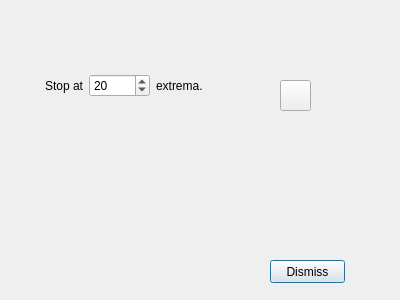
Above: imagejockey/emd/emdanalysisdialog.ui from PauloCarvalhoRJ/gammaray before the change. Below: the same form after it.
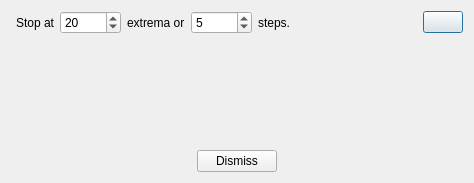
That is the form after the change. Icons and pictures are not drawn.

Commit message: EMD: completed with interpolation by VTK's Shepard's method (results not good).

Diff of the .ui file:
```diff
--- a/imagejockey/emd/emdanalysisdialog.ui
+++ b/imagejockey/emd/emdanalysisdialog.ui
@@ -6,55 +6,15 @@
    <rect>
     <x>0</x>
     <y>0</y>
-    <width>400</width>
-    <height>300</height>
+    <width>474</width>
+    <height>183</height>
    </rect>
   </property>
   <property name="windowTitle">
    <string>Dialog</string>
   </property>
-  <widget class="QPushButton" name="btnDismiss">
-   <property name="geometry">
-    <rect>
-     <x>270</x>
-     <y>260</y>
-     <width>75</width>
-     <height>23</height>
-    </rect>
-   </property>
-   <property name="text">
-    <string>Dismiss</string>
-   </property>
-  </widget>
-  <widget class="QPushButton" name="btnPerformEMD">
-   <property name="geometry">
-    <rect>
-     <x>280</x>
-     <y>80</y>
-     <width>31</width>
-     <height>31</height>
-    </rect>
-   </property>
-   <property name="toolTip">
-    <string>Perform EMD analysis</string>
-   </property>
-   <property name="text">
-    <string/>
-   </property>
-   <property name="icon">
-    <iconset resource="../ijresources.qrc">
-     <normaloff>:/ijicons32/ijplay32</normaloff>:/ijicons32/ijplay32</iconset>
-   </property>
-  </widget>
-  <widget class="QWidget" name="horizontalLayoutWidget">
-   <property name="geometry">
-    <rect>
-     <x>40</x>
-     <y>70</y>
-     <width>191</width>
-     <height>31</height>
-    </rect>
-   </property>
+  <layout class="QVBoxLayout" name="verticalLayout">
+   <item>
    <layout class="QHBoxLayout" name="horizontalLayout">
     <item>
      <widget class="QLabel" name="label">
@@ -82,18 +42,109 @@
     <item>
      <widget class="QLabel" name="label_2">
       <property name="sizePolicy">
+        <sizepolicy hsizetype="Minimum" vsizetype="Preferred">
+         <horstretch>0</horstretch>
+         <verstretch>0</verstretch>
+        </sizepolicy>
+       </property>
+       <property name="text">
+        <string>extrema or</string>
+       </property>
+      </widget>
+     </item>
+     <item>
+      <widget class="QSpinBox" name="spinMaxNbOfSteps">
+       <property name="minimum">
+        <number>1</number>
+       </property>
+       <property name="maximum">
+        <number>99999</number>
+       </property>
+       <property name="value">
+        <number>5</number>
+       </property>
+      </widget>
+     </item>
+     <item>
+      <widget class="QLabel" name="label_3">
+       <property name="sizePolicy">
        <sizepolicy hsizetype="Expanding" vsizetype="Preferred">
         <horstretch>0</horstretch>
         <verstretch>0</verstretch>
        </sizepolicy>
       </property>
       <property name="text">
-       <string>extrema.</string>
+        <string>steps.</string>
       </property>
      </widget>
     </item>
-   </layout>
-  </widget>
+     <item>
+      <widget class="QPushButton" name="btnPerformEMD">
+       <property name="toolTip">
+        <string>Perform EMD analysis</string>
+       </property>
+       <property name="text">
+        <string/>
+       </property>
+       <property name="icon">
+        <iconset resource="../ijresources.qrc">
+         <normaloff>:/ijicons32/ijplay32</normaloff>:/ijicons32/ijplay32</iconset>
+       </property>
+      </widget>
+     </item>
+    </layout>
+   </item>
+   <item>
+    <spacer name="verticalSpacer">
+     <property name="orientation">
+      <enum>Qt::Vertical</enum>
+     </property>
+     <property name="sizeHint" stdset="0">
+      <size>
+       <width>20</width>
+       <height>40</height>
+      </size>
+     </property>
+    </spacer>
+   </item>
+   <item>
+    <layout class="QHBoxLayout" name="horizontalLayout_3">
+     <item>
+      <spacer name="horizontalSpacer_2">
+       <property name="orientation">
+        <enum>Qt::Horizontal</enum>
+       </property>
+       <property name="sizeHint" stdset="0">
+        <size>
+         <width>40</width>
+         <height>20</height>
+        </size>
+       </property>
+      </spacer>
+     </item>
+     <item>
+      <widget class="QPushButton" name="btnDismiss">
+       <property name="text">
+        <string>Dismiss</string>
+       </property>
+      </widget>
+     </item>
+     <item>
+      <spacer name="horizontalSpacer_3">
+       <property name="orientation">
+        <enum>Qt::Horizontal</enum>
+       </property>
+       <property name="sizeHint" stdset="0">
+        <size>
+         <width>40</width>
+         <height>20</height>
+        </size>
+       </property>
+      </spacer>
+     </item>
+    </layout>
+   </item>
+  </layout>
  </widget>
  <resources>
   <include location="../ijresources.qrc"/>
```
Lines whose indentation alone changed are shown as unchanged. The commit also changes 1 other file.
